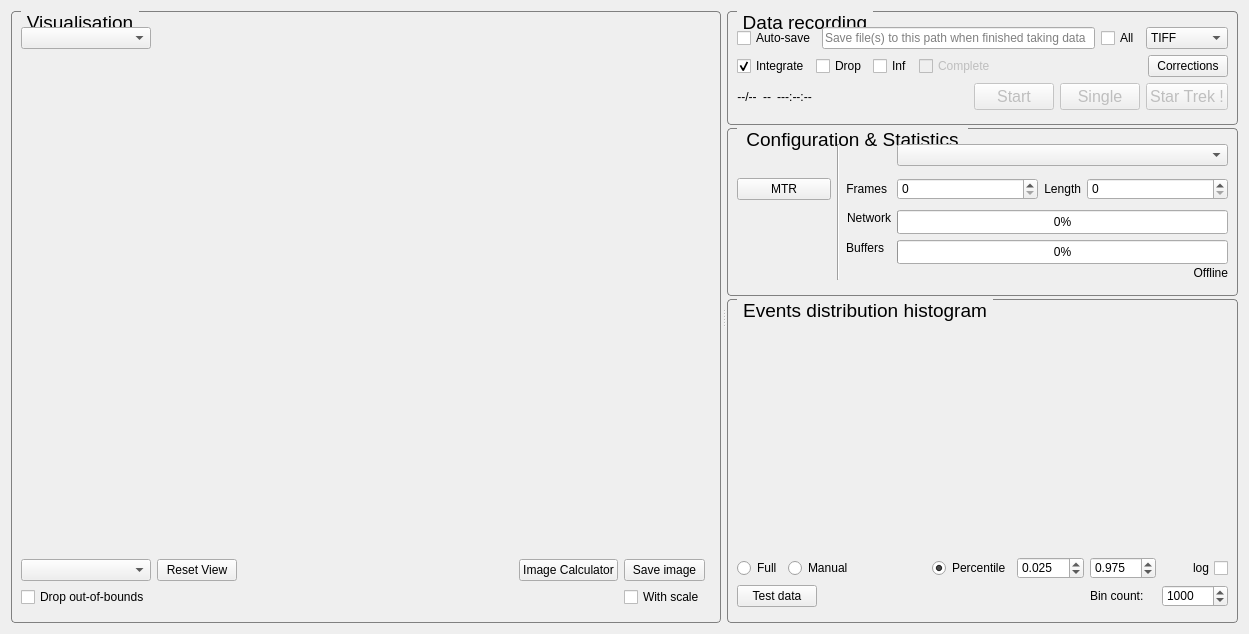
This is SpidrMpx3Eq/qcstmglvisualization.ui in navrit/dexter as Qt 5 draws it before an edit. The edited form follows.
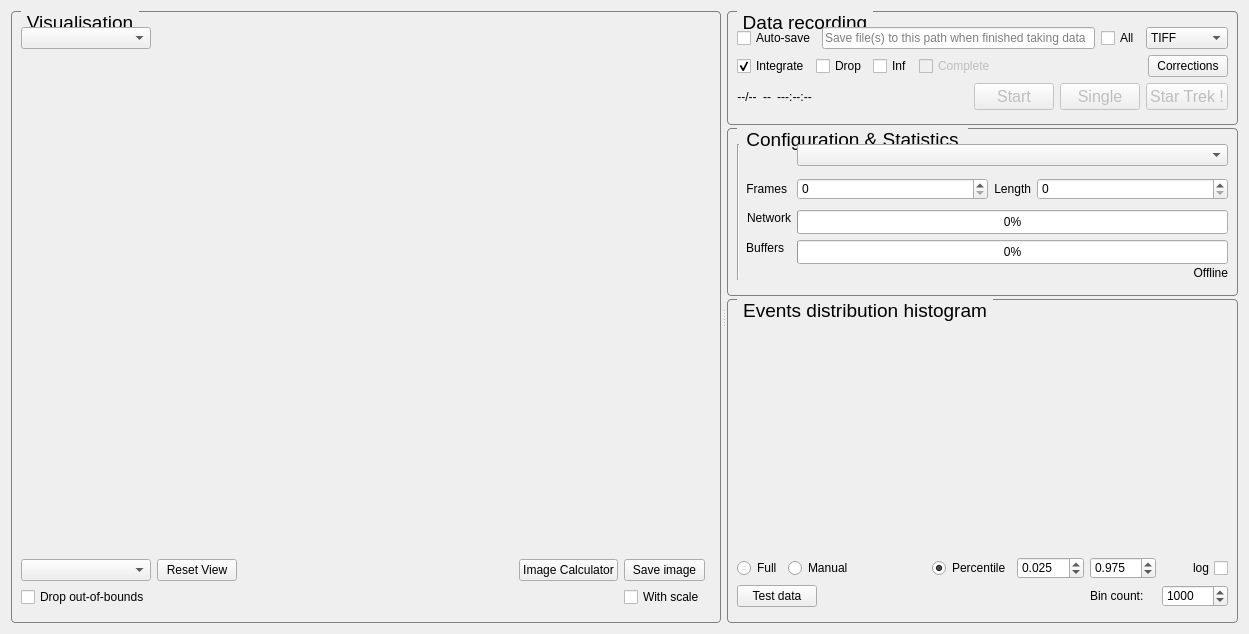
This is the edited form. Custom widgets are drawn as their Qt base class.

Commit message: Strip multi threshold analysis

Patch:
```diff
--- a/SpidrMpx3Eq/qcstmglvisualization.ui
+++ b/SpidrMpx3Eq/qcstmglvisualization.ui
@@ -753,31 +753,6 @@
               </property>
              </widget>
             </item>
-            <item row="3" column="0">
-             <widget class="QPushButton" name="multiThresholdAnalysisPushButton">
-              <property name="enabled">
-               <bool>true</bool>
-              </property>
-              <property name="sizePolicy">
-               <sizepolicy hsizetype="Fixed" vsizetype="Fixed">
-                <horstretch>0</horstretch>
-                <verstretch>0</verstretch>
-               </sizepolicy>
-              </property>
-              <property name="minimumSize">
-               <size>
-                <width>94</width>
-                <height>0</height>
-               </size>
-              </property>
-              <property name="toolTip">
-               <string>Multi-threshold reconstruction input summary</string>
-              </property>
-              <property name="text">
-               <string>MTR</string>
-              </property>
-             </widget>
-            </item>
             <item row="1" column="1" rowspan="6">
              <widget class="Line" name="line">
               <property name="orientation">
```
Left out of the diff: 1 changed line with no effect on the pictures. The commit also changes 6 other files.
